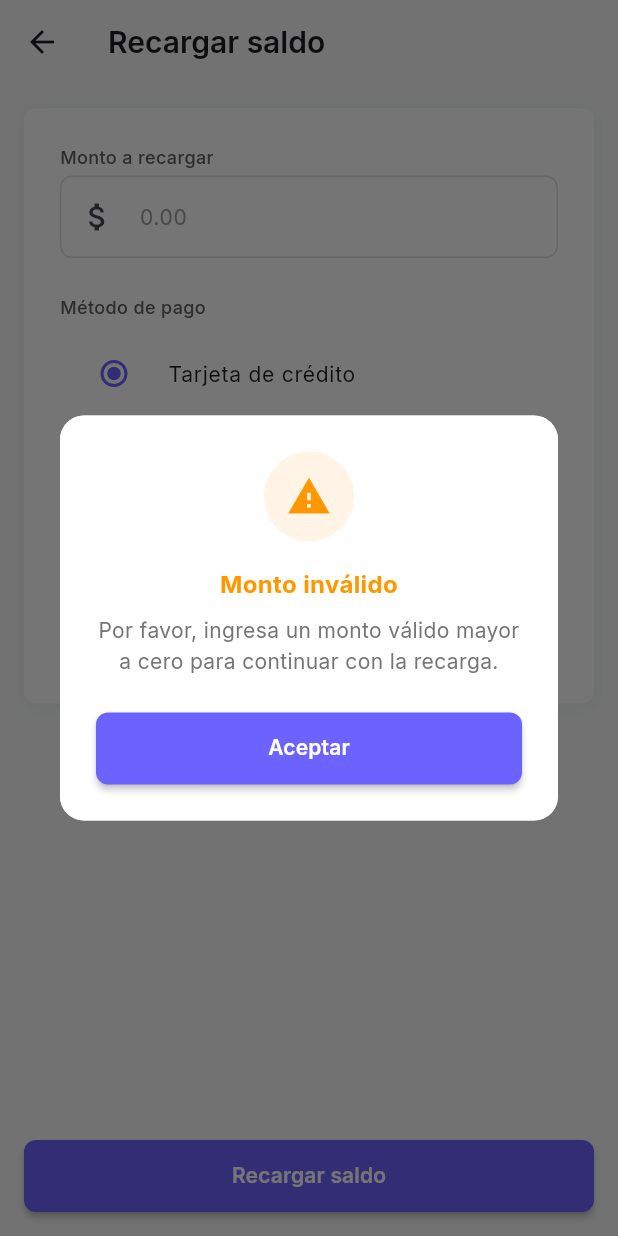
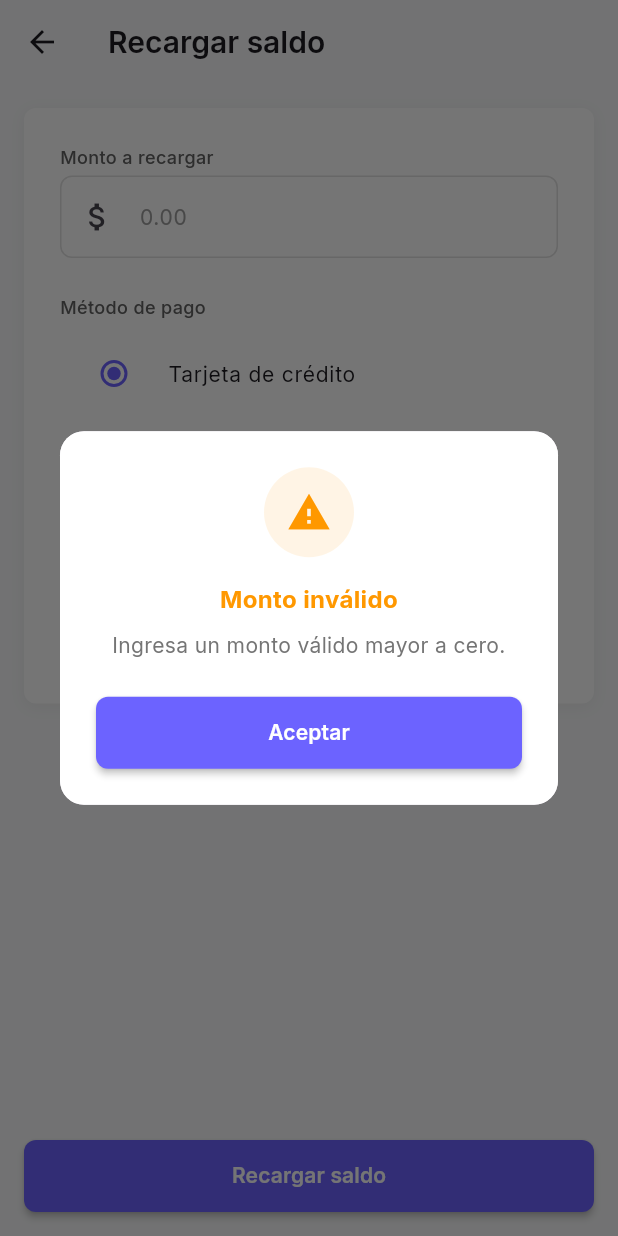
Before and after one commit to jose55mase/trustbank, a Flutter app: the RechargeScreen screen opened directly, after a tap on "Recargar saldo", on a phone screen of 412 x 824 dp. Run offline on Flutter 3.47's test engine with Material 3 defaults, Android fonts, the phone set to English and light mode, and no system bars; our stand-ins replace equatable, flutter_bloc, google_fonts, pdf, printing, shared_preferences; accounts and stored records are empty.

Commit message:
Se implementa seguridad para las peticion prueba de consepto

```diff
--- a/payment_receipt_app/lib/features/recharge/screens/recharge_screen.dart
+++ b/payment_receipt_app/lib/features/recharge/screens/recharge_screen.dart
@@ -92,36 +92,30 @@ class _RechargeScreenState extends State<RechargeScreen> {
 
                 if (amount > 0) {
                   try {
-                    final userId = await AuthService.getCurrentUserId() ?? 1;
-                    final response = await ApiService.createAdminRequest({
-                      'requestType': 'RECHARGE',
+                    final userId = await AuthService.getCurrentUserId();
+                    if (userId == null) throw Exception('Usuario no encontrado');
+
+                    await ApiService.createAdminRequest({
+                      'requestType': 'BALANCE_RECHARGE',
                       'userId': userId,
                       'amount': amount,
-                      'details': 'Recarga con: $_selectedMethod',
+                      'description': 'Solicitud de recarga de saldo',
+                      'details': 'Método: $_selectedMethod - Monto: \$${amount.toStringAsFixed(2)}',
                     });
-
-                    if (response['status'] == 201) {
-                      NotificationsBloc().add(AddRechargeNotification(
-                        amount: amount,
-                        method: _selectedMethod,
-                      ));
 
                     TBDialogHelper.showSuccess(
                       context,
-                        title: '¡Recarga exitosa!',
-                        message: response['message'] ?? 'Tu solicitud de recarga ha sido creada exitosamente.',
+                      title: 'Solicitud enviada',
+                      message: 'Tu solicitud de recarga ha sido enviada y está pendiente de aprobación.',
                       onPressed: () {
                         Navigator.of(context).pop();
                         Navigator.of(context).pop();
                       },
                     );
-                    } else {
-                      throw Exception(response['message'] ?? 'Error desconocido');
-                    }
                   } catch (e) {
                     TBDialogHelper.showError(
                       context,
-                      title: 'Error en la recarga',
+                      title: 'Error',
                       message: e.toString().replaceAll('Exception: ', ''),
                     );
                   }
@@ -129,7 +123,7 @@ class _RechargeScreenState extends State<RechargeScreen> {
                   TBDialogHelper.showWarning(
                     context,
                     title: 'Monto inválido',
-                    message: 'Por favor, ingresa un monto válido mayor a cero para continuar con la recarga.',
+                    message: 'Ingresa un monto válido mayor a cero.',
                   );
                 }
               },
```
Also changed, not shown: payment_receipt_app/lib/features/admin/bloc/admin_bloc.dart (+30 -0 lines), payment_receipt_app/lib/features/home/bloc/home_bloc.dart (+17 -1 lines), payment_receipt_app/lib/services/api_service.dart (+17 -0 lines). Lines whose indentation alone changed are shown as unchanged.
